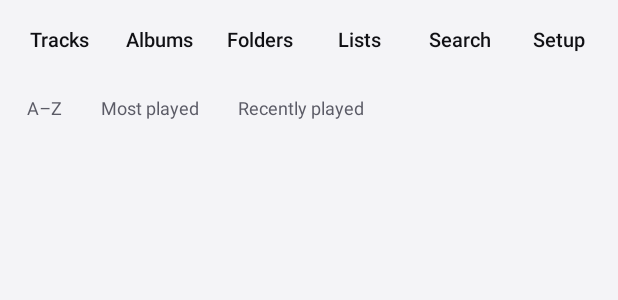
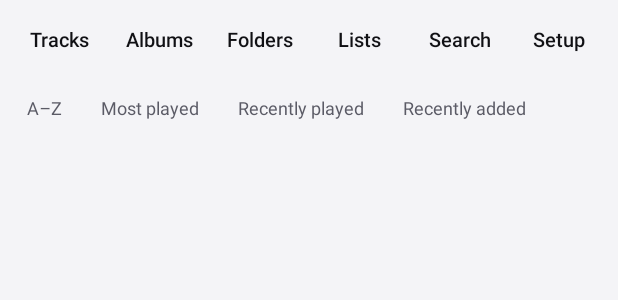
Before and after one commit to damaged-pixl/chorus, an Android app: the layout activity_main.xml on its own in the app's theme, with its tools: preview values and no code run, on a phone screen of 412 x 824 dp. Shown: the top 300 px of the screen. Run offline under Robolectric (Android 15) with nearby library versions, the phone set to English and light mode, and no system bars.

Commit message:
Give the track list a Recently added sort
The Albums tab could sort by when things arrived; the track list could
not — it only had A–Z, Most played and Recently played, and those last
two sort by when you *listened*, not by what is new on the phone. After
dropping a folder of fresh rips onto the device there was no way to see
just those files without walking the Folders tab by hand.

SORT_ADDED sorts by dateAdded descending, ties breaking A–Z exactly as
the play-stat sorts do (same CASE_INSENSITIVE_ORDER comparator, for the
same allocation-free reason). It runs off the main thread like they do,
but needs no play_stats query — the timestamp is already on the row.
The fourth button follows the sort bar's existing wrap_content pattern;
four labels still fit the 1272px bar with room to spare (verified:
rightmost edge at x=1196).

Verified on the phone: tapping Recently added puts "ASMR State
mandated quiz" first, exactly matching MediaStore's own
date_added DESC ordering.

```diff
--- a/app/src/main/res/layout/activity_main.xml
+++ b/app/src/main/res/layout/activity_main.xml
@@ -284,6 +284,22 @@
                     android:text="Recently played"
                     android:textColor="?android:attr/textColorSecondary"
                     android:textSize="12sp" />
+
+                <TextView
+                    android:id="@+id/sort_added"
+                    android:layout_width="wrap_content"
+                    android:layout_height="wrap_content"
+                    android:layout_marginStart="6dp"
+                    android:background="?android:attr/selectableItemBackground"
+                    android:clickable="true"
+                    android:focusable="true"
+                    android:paddingStart="10dp"
+                    android:paddingEnd="10dp"
+                    android:paddingTop="6dp"
+                    android:paddingBottom="6dp"
+                    android:text="Recently added"
+                    android:textColor="?android:attr/textColorSecondary"
+                    android:textSize="12sp" />
             </LinearLayout>
 
             <androidx.recyclerview.widget.RecyclerView
```
Also changed, not shown: app/src/main/java/com/bee/chorus/MainActivity.kt (+17 -1 lines).
